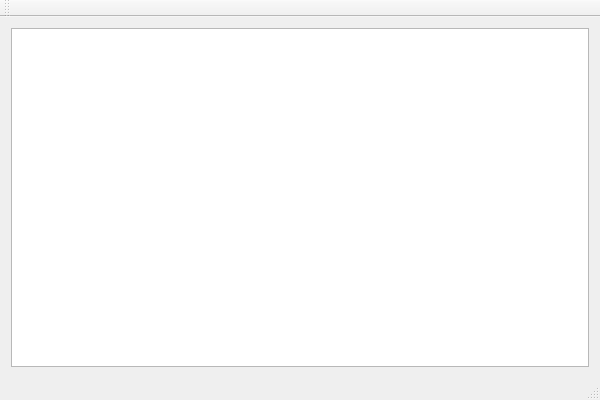
The window that MyPaint.ui (AnatoliiKubariev/MyPaint) describes before a commit, drawn with Qt 5.
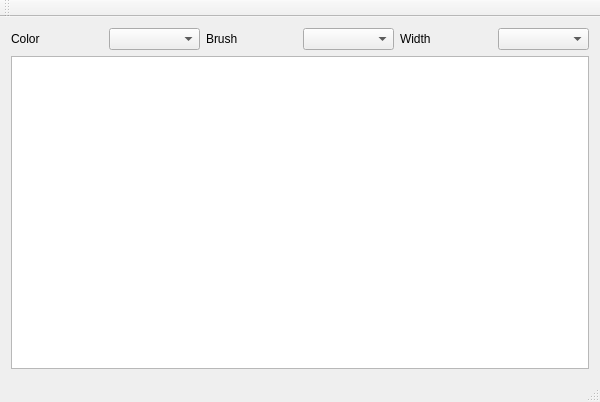
The same window after the commit.

What changed in the file:
```diff
--- a/MyPaint.ui
+++ b/MyPaint.ui
@@ -7,7 +7,7 @@
     <x>0</x>
     <y>0</y>
     <width>600</width>
-    <height>400</height>
+    <height>402</height>
    </rect>
   </property>
   <property name="windowTitle">
@@ -16,6 +16,48 @@
   <widget class="QWidget" name="m_centra_widget">
    <layout class="QGridLayout" name="gridLayout">
     <item row="0" column="0">
+     <layout class="QHBoxLayout" name="m_color_layout">
+      <item>
+       <widget class="QLabel" name="m_color_label">
+        <property name="text">
+         <string>Color</string>
+        </property>
+       </widget>
+      </item>
+      <item>
+       <widget class="QComboBox" name="m_colors_combo_box"/>
+      </item>
+     </layout>
+    </item>
+    <item row="0" column="1">
+     <layout class="QHBoxLayout" name="m_brush_layout">
+      <item>
+       <widget class="QLabel" name="m_brush_label">
+        <property name="text">
+         <string>Brush</string>
+        </property>
+       </widget>
+      </item>
+      <item>
+       <widget class="QComboBox" name="m_brush_combo_box"/>
+      </item>
+     </layout>
+    </item>
+    <item row="0" column="2">
+     <layout class="QHBoxLayout" name="m_widht_ayout">
+      <item>
+       <widget class="QLabel" name="m_width_label">
+        <property name="text">
+         <string>Width</string>
+        </property>
+       </widget>
+      </item>
+      <item>
+       <widget class="QComboBox" name="m_width_combo_box"/>
+      </item>
+     </layout>
+    </item>
+    <item row="1" column="0" colspan="3">
      <widget class="QGraphicsView" name="m_graphics_view"/>
     </item>
    </layout>
```
